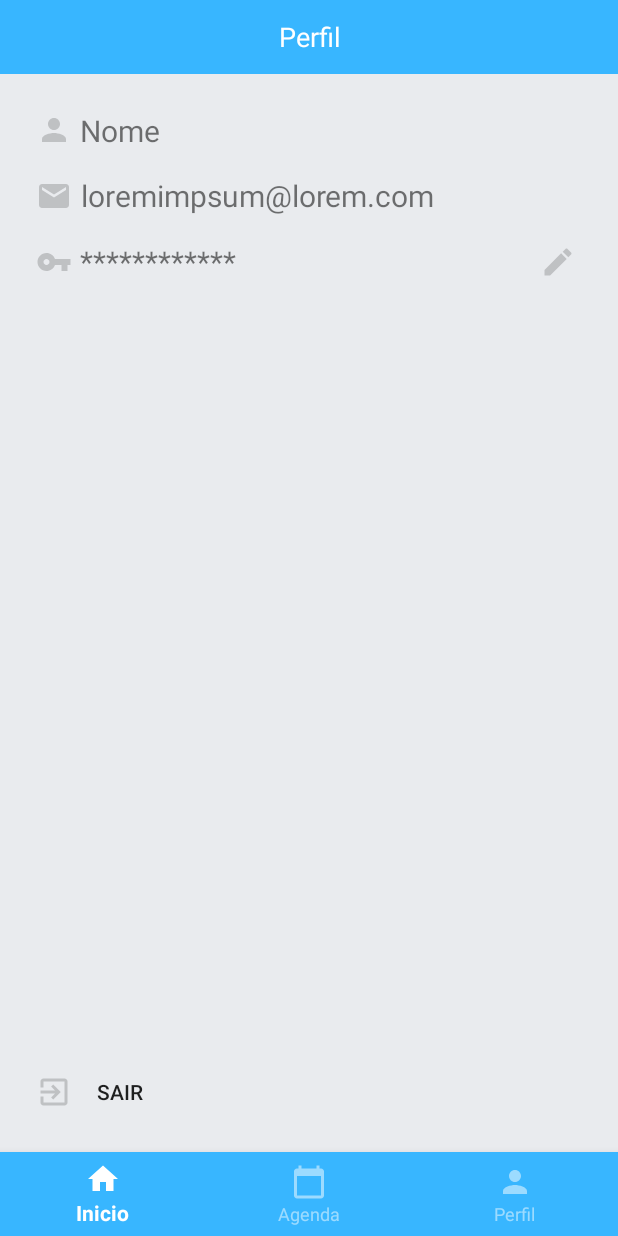
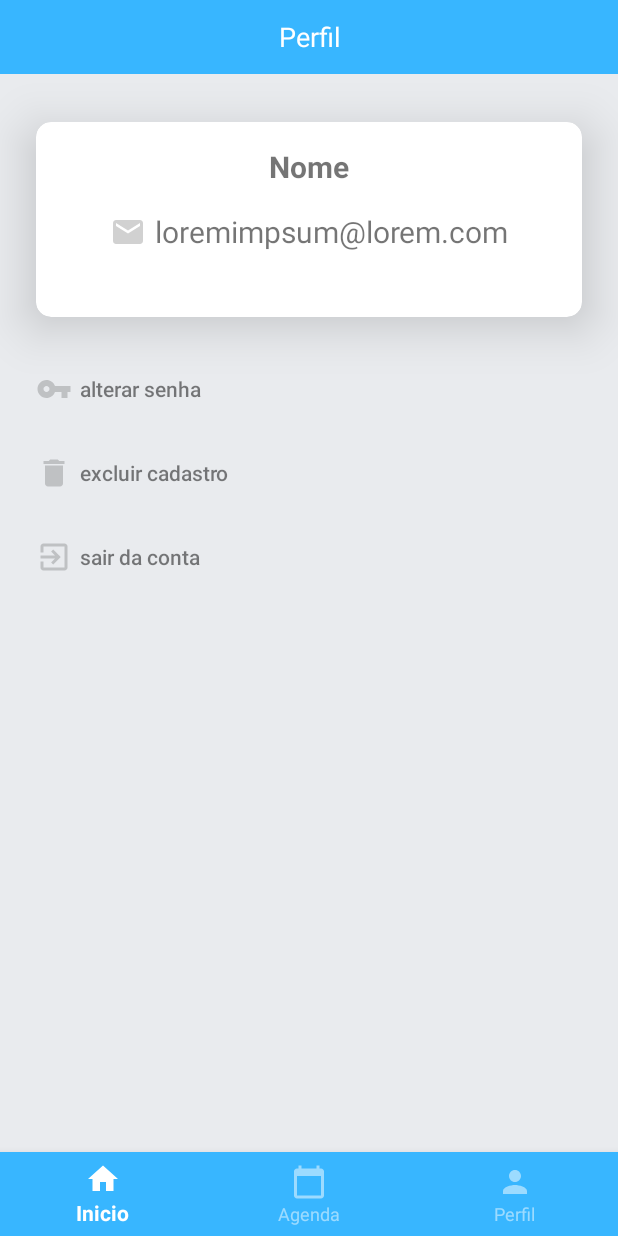
Before and after one commit to cobuci/orgwork, an Android app: the fragment ProfileFragment placed in its activity, on a phone screen of 412 x 824 dp. Run offline under Robolectric (Android 15) with nearby library versions, the phone set to English and light mode, and no system bars; our stand-ins replace Firebase (no records; nobody signed in at launch, a user with empty details on screens opened directly).

Commit message:
New Profile Activity , Bug Corrections

```diff
--- /dev/null
+++ b/app/src/main/res/drawable/ic_delete.xml
@@ -0,0 +1,5 @@
+<vector android:alpha="0.3" android:height="24dp"
+    android:tint="?attr/colorControlNormal" android:viewportHeight="24"
+    android:viewportWidth="24" android:width="24dp" xmlns:android="http://schemas.android.com/apk/res/android">
+    <path android:fillColor="@android:color/white" android:pathData="M6,19c0,1.1 0.9,2 2,2h8c1.1,0 2,-0.9 2,-2V7H6v12zM19,4h-3.5l-1,-1h-5l-1,1H5v2h14V4z"/>
+</vector>
--- a/app/src/main/res/layout/fragment_perfil.xml
+++ b/app/src/main/res/layout/fragment_perfil.xml
@@ -26,72 +26,101 @@
 
     </LinearLayout>
 
-    <TextView
-        android:id="@+id/txt_email_perfil"
-        android:layout_width="wrap_content"
-        android:layout_height="28dp"
-        android:layout_marginStart="24dp"
-        android:layout_marginTop="16dp"
-        android:drawableStart="@drawable/ic_email"
-        android:drawablePadding="5dp"
-        android:text="loremimpsum@lorem.com"
-        android:textAlignment="textEnd"
-        android:textSize="20sp"
-        app:layout_constraintStart_toStartOf="parent"
-        app:layout_constraintTop_toBottomOf="@+id/txt_nome_perfil"
-        tools:ignore="HardcodedText" />
 
-
-    <TextView
-        android:id="@+id/txt_senha_perfil"
-        android:layout_width="wrap_content"
-        android:layout_height="28dp"
-        android:layout_marginStart="24dp"
-        android:layout_marginTop="16dp"
-        android:drawableStart="@drawable/ic_password"
-        android:drawablePadding="5dp"
-        android:text="************"
-        android:textAlignment="textEnd"
-        android:textSize="20sp"
-        app:layout_constraintStart_toStartOf="parent"
-        app:layout_constraintTop_toBottomOf="@+id/txt_email_perfil"
-        tools:ignore="HardcodedText" />
-
-    <TextView
-        android:id="@+id/txt_nome_perfil"
+    <Button
+        android:id="@+id/btn_MudarSenha"
         android:layout_width="wrap_content"
         android:layout_height="wrap_content"
         android:layout_marginStart="24dp"
         android:layout_marginTop="24dp"
-        android:drawableStart="@drawable/ic_person_2"
+        android:background="#00FFFFFF"
+        android:backgroundTint="#00FFFFFF"
+        android:drawableStart="@drawable/ic_password"
         android:drawablePadding="5dp"
-        android:text="@string/Text_Nome_Activity_Perfil"
-        android:textSize="20sp"
+        android:text="alterar senha"
+        android:textAllCaps="false"
+        android:textColor="#85070707"
         app:layout_constraintStart_toStartOf="parent"
-        app:layout_constraintTop_toBottomOf="@+id/linearLayout" />
+        app:layout_constraintTop_toBottomOf="@+id/cardView2" />
 
+    <Button
+        android:id="@+id/btn_ExcluirConta"
+        android:layout_width="wrap_content"
+        android:layout_height="wrap_content"
+        android:layout_marginStart="24dp"
+        android:layout_marginTop="8dp"
+        android:background="#00FFFFFF"
+        android:backgroundTint="#00FFFFFF"
+        android:drawableStart="@drawable/ic_delete"
+        android:drawablePadding="5dp"
+        android:text="excluir cadastro"
+        android:textAllCaps="false"
+        android:textColor="#85070707"
+        app:layout_constraintStart_toStartOf="parent"
+        app:layout_constraintTop_toBottomOf="@+id/btn_MudarSenha" />
 
     <Button
         android:id="@+id/btn_Sair"
         android:layout_width="wrap_content"
         android:layout_height="wrap_content"
         android:layout_marginStart="24dp"
-        android:layout_marginBottom="16dp"
+        android:layout_marginTop="8dp"
         android:background="#00FFFFFF"
         android:drawableStart="@drawable/ic_exit"
-        android:text="@string/Button_Logout_Activity_Perfil"
-        app:layout_constraintBottom_toBottomOf="parent"
-        app:layout_constraintStart_toStartOf="parent" />
+        android:drawablePadding="5dp"
+        android:text="sair da conta"
+        android:textAllCaps="false"
+        android:textColor="#85070707"
+        app:layout_constraintStart_toStartOf="parent"
+        app:layout_constraintTop_toBottomOf="@+id/btn_ExcluirConta" />
 
-    <Button
-        android:id="@+id/btn_MudarSenha"
-        android:layout_width="28dp"
-        android:layout_height="28dp"
-        android:layout_marginTop="16dp"
+    <androidx.cardview.widget.CardView
+        android:id="@+id/cardView2"
+        android:layout_width="0dp"
+        android:layout_height="130dp"
+        android:layout_marginStart="24dp"
+        android:layout_marginTop="32dp"
         android:layout_marginEnd="24dp"
-        android:background="#00FFFFFF"
-        android:backgroundTint="#00FFFFFF"
-        android:drawableStart="@drawable/ic_edit"
+        app:cardCornerRadius="10dp"
+        app:cardElevation="20dp"
         app:layout_constraintEnd_toEndOf="parent"
-        app:layout_constraintTop_toBottomOf="@+id/txt_email_perfil" />
+        app:layout_constraintHorizontal_bias="0.0"
+        app:layout_constraintStart_toStartOf="parent"
+        app:layout_constraintTop_toBottomOf="@+id/linearLayout">
+
+        <androidx.constraintlayout.widget.ConstraintLayout
+            android:layout_width="match_parent"
+            android:layout_height="match_parent">
+
+            <TextView
+                android:id="@+id/txt_email_perfil"
+                android:layout_width="wrap_content"
+                android:layout_height="28dp"
+                android:layout_marginTop="16dp"
+                android:drawableStart="@drawable/ic_email"
+                android:drawablePadding="5dp"
+                android:text="loremimpsum@lorem.com"
+                android:textAlignment="textEnd"
+                android:textSize="20sp"
+                app:layout_constraintEnd_toEndOf="parent"
+                app:layout_constraintStart_toStartOf="parent"
+                app:layout_constraintTop_toBottomOf="@+id/txt_nome_perfil"
+                tools:ignore="HardcodedText" />
+
+            <TextView
+                android:id="@+id/txt_nome_perfil"
+                android:layout_width="wrap_content"
+                android:layout_height="wrap_content"
+                android:layout_marginTop="16dp"
+                android:drawablePadding="5dp"
+                android:text="@string/Text_Nome_Activity_Perfil"
+                android:textSize="20sp"
+                android:textStyle="bold"
+                app:layout_constraintEnd_toEndOf="parent"
+                app:layout_constraintStart_toStartOf="parent"
+                app:layout_constraintTop_toTopOf="parent" />
+        </androidx.constraintlayout.widget.ConstraintLayout>
+
+    </androidx.cardview.widget.CardView>
+
 </androidx.constraintlayout.widget.ConstraintLayout>
```
Also changed, not shown: app/src/main/java/Activity/Fragment/ProfileFragment.java (+76 -1 lines), app/src/main/java/Activity/MainActivity.java (+14 -9 lines), app/src/main/java/Activity/RegisterActivity.java (+10 -1 lines), app/src/main/java/Class/Usuario.java (+7 -0 lines).
